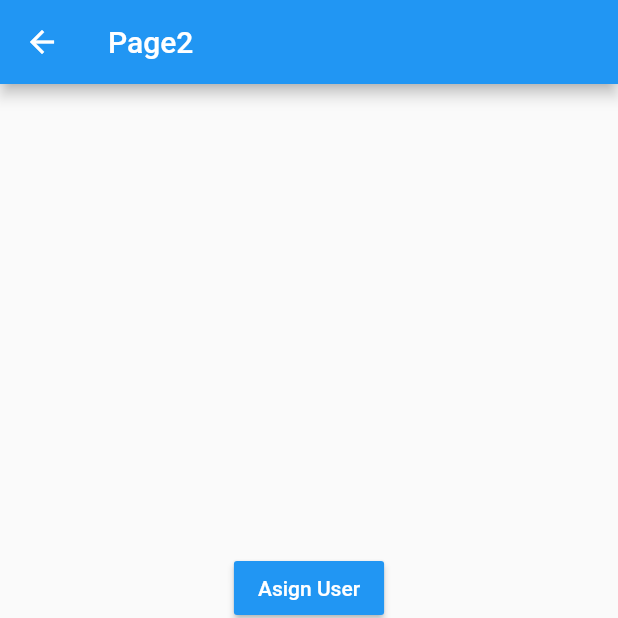
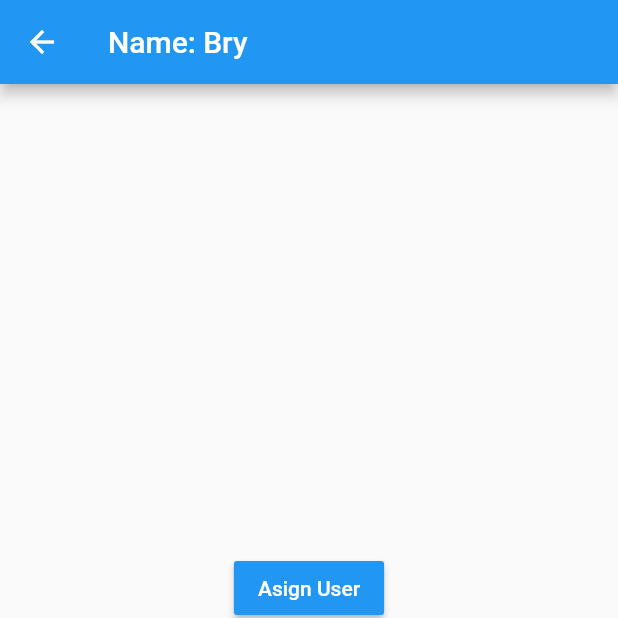
Before and after one commit to BryanParada/stateAppFA, a Flutter app: the Page2Page screen opened by its route, after a tap on "Asign User", on a phone screen of 412 x 824 dp, the top half of it. Run offline on Flutter 3.47's test engine with Material 2 defaults, Android fonts, the phone set to English and light mode, and no system bars; accounts and stored records are empty.

```diff
--- a/lib/pages/page1_page.dart
+++ b/lib/pages/page1_page.dart
@@ -13,7 +13,15 @@ class Page1Page extends StatelessWidget {
 
     return Scaffold(
       appBar: AppBar(
-        title: Text('Page1')
+        title: Text('Page1'),
+        actions: [
+          IconButton(
+            onPressed: (){
+              //remove user
+              userService.removeUser();
+            },
+            icon: Icon(Icons.exit_to_app_rounded))
+        ],
       ),
       body: userService.existsUser
       ? InfoUser( user: userService.user! )
--- a/lib/pages/page2_page.dart
+++ b/lib/pages/page2_page.dart
@@ -10,9 +10,14 @@ class Page2Page extends StatelessWidget {
 
   @override
   Widget build(BuildContext context) {
+
+    final userService = Provider.of<UserService>(context);
+
     return Scaffold(
       appBar: AppBar(
-        title: Text('Page2')
+        title: userService.existsUser
+        ? Text('Name: ${ userService.user?.name}')
+        : Text('Page2')
       ),
       body: Center(
         child: Column(
@@ -22,7 +27,7 @@ class Page2Page extends StatelessWidget {
               child: Text('Asign User', style: TextStyle(color: Colors.white)),
               color: Colors.blue,
               onPressed: (){
-                final userService = Provider.of<UserService>(context, listen: false);
+
                 final newUser = new User(name: 'Bry', age: 30);
                 userService.user = newUser;
 
@@ -32,7 +37,9 @@ class Page2Page extends StatelessWidget {
             MaterialButton(
               child: Text('Change Age', style: TextStyle(color: Colors.white)),
               color: Colors.blue,
-              onPressed: (){},
+              onPressed: (){
+                userService.changeAge(45);
+              },
             ),
             MaterialButton(
               child: Text('Add Profession', style: TextStyle(color: Colors.white)),
```
Also changed, not shown: lib/services/user_service.dart (+10 -0 lines).
